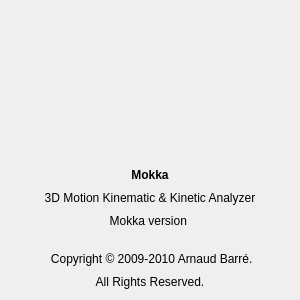
Qt form Tools/Mokka/About.ui (Biomechanical-ToolKit/BTKCore) before a commit.
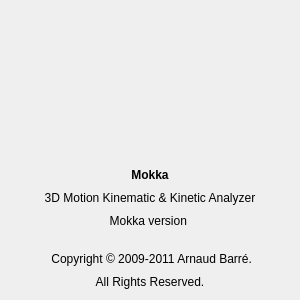
The same form after that commit. Icons and pictures are not drawn.

Commit message: [UPD] Copyright updated from "2009-2010" to "2009-2011".

Patch:
```diff
--- a/Tools/Mokka/About.ui
+++ b/Tools/Mokka/About.ui
@@ -118,7 +118,7 @@
      <item>
       <widget class="QLabel" name="copyright">
        <property name="text">
-        <string> Copyright © 2009-2010 Arnaud Barré.</string>
+        <string> Copyright © 2009-2011 Arnaud Barré.</string>
        </property>
        <property name="alignment">
         <set>Qt::AlignCenter</set>
```
The commit also changes 394 other files.
